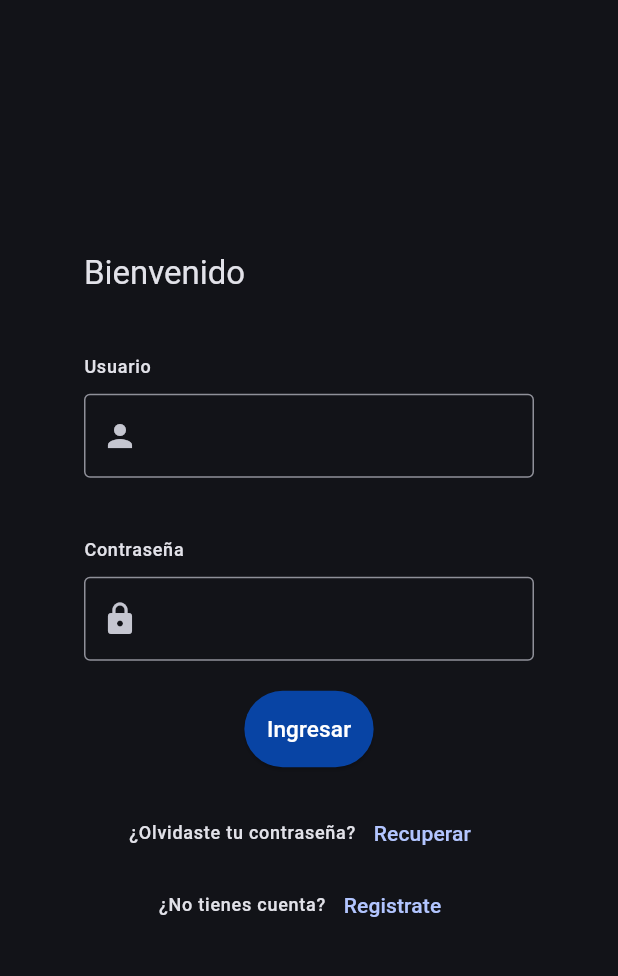
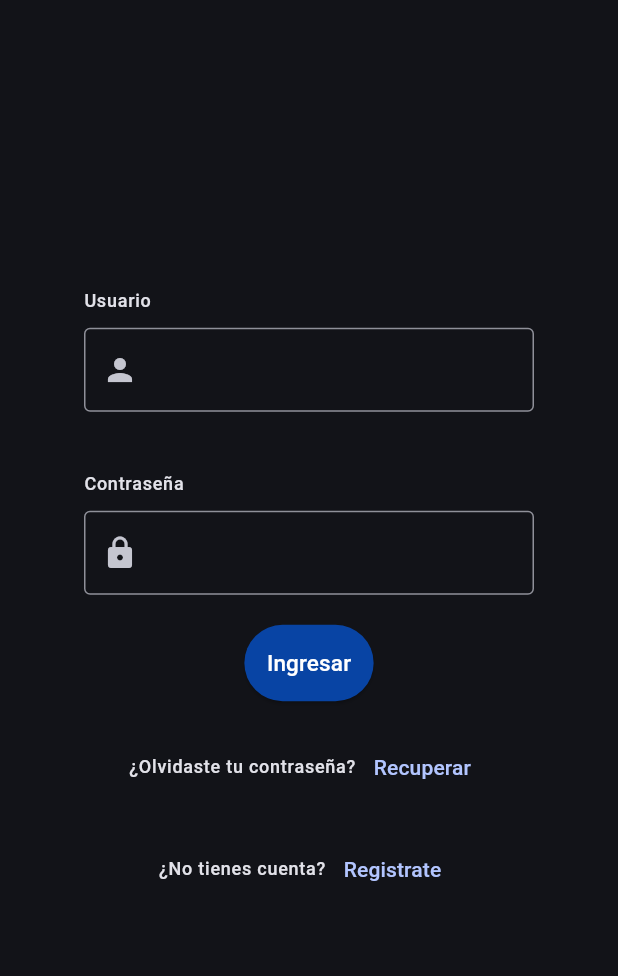
Before and after one commit to EAhumada08/gasto-0, a Flutter app: the screen it shows after launch, on a phone screen of 412 x 824 dp, the part 63-1039 px from its top. Run offline on Flutter 3.47's test engine with Material 3 defaults, Android fonts, the phone set to English and light mode, and no system bars.

Commit message:
Arreglar layaout de signup y login

```diff
--- a/lib/features/auth/screens/login.dart
+++ b/lib/features/auth/screens/login.dart
@@ -26,19 +26,16 @@ class _LoginState extends State<Login> {
         ),
       ),
       body: Center(
-        child: SizedBox(
-          width: 350,
-          height: 500,
         child: Column(
           mainAxisAlignment: MainAxisAlignment.center,
+          crossAxisAlignment: CrossAxisAlignment.center,
           spacing: 20,
           children: [
             Column(
-                crossAxisAlignment: CrossAxisAlignment.start,
+              mainAxisAlignment: MainAxisAlignment.center,
+              mainAxisSize: MainAxisSize.min,
               spacing: 40,
               children: [
-                  Text('Bienvenido',
-                      style: Theme.of(context).primaryTextTheme.titleLarge),
                 Inputlogin(
                     label: 'Usuario',
                     icono: Icons.person,
@@ -66,15 +63,11 @@ class _LoginState extends State<Login> {
                 style: TextStyle(color: Colors.white, fontSize: 15),
               ),
             ),
-              Column(
-                crossAxisAlignment: CrossAxisAlignment.center,
-                children: [
             Row(
               mainAxisSize: MainAxisSize.min,
               children: [
                 Text('¿Olvidaste tu contraseña?',
-                          style:
-                              Theme.of(context).primaryTextTheme.labelMedium),
+                    style: Theme.of(context).primaryTextTheme.labelMedium),
                 TextButton(
                   child: Text('Recuperar'),
                   onPressed: () {},
@@ -85,23 +78,17 @@ class _LoginState extends State<Login> {
               mainAxisSize: MainAxisSize.min,
               children: [
                 Text('¿No tienes cuenta?',
-                          style:
-                              Theme.of(context).primaryTextTheme.labelMedium),
+                    style: Theme.of(context).primaryTextTheme.labelMedium),
                 TextButton(
                   child: Text('Registrate'),
                   onPressed: () {
-                          Navigator.push(
-                              context,
-                              MaterialPageRoute(
-                                  builder: (context) => SignUp()));
+                    Navigator.push(context,
+                        MaterialPageRoute(builder: (context) => SignUp()));
                   },
                 )
               ],
             ),
           ],
-              )
-            ],
-          ),
         ),
       ),
     );
```
Also changed, not shown: lib/features/auth/screens/sigup.dart (+5 -12 lines), 4 other files. Lines whose indentation alone changed are shown as unchanged.
